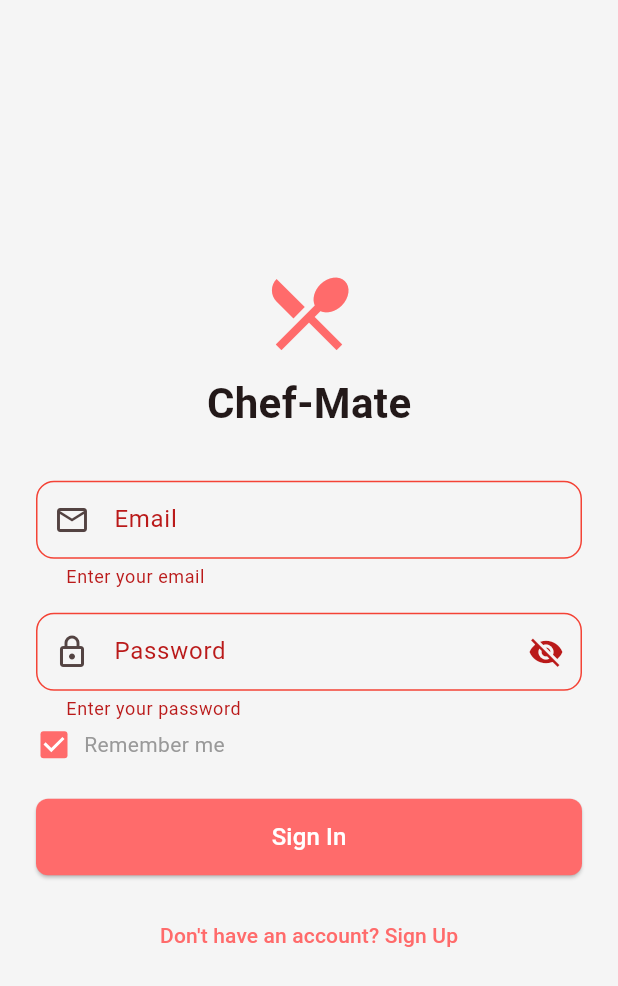
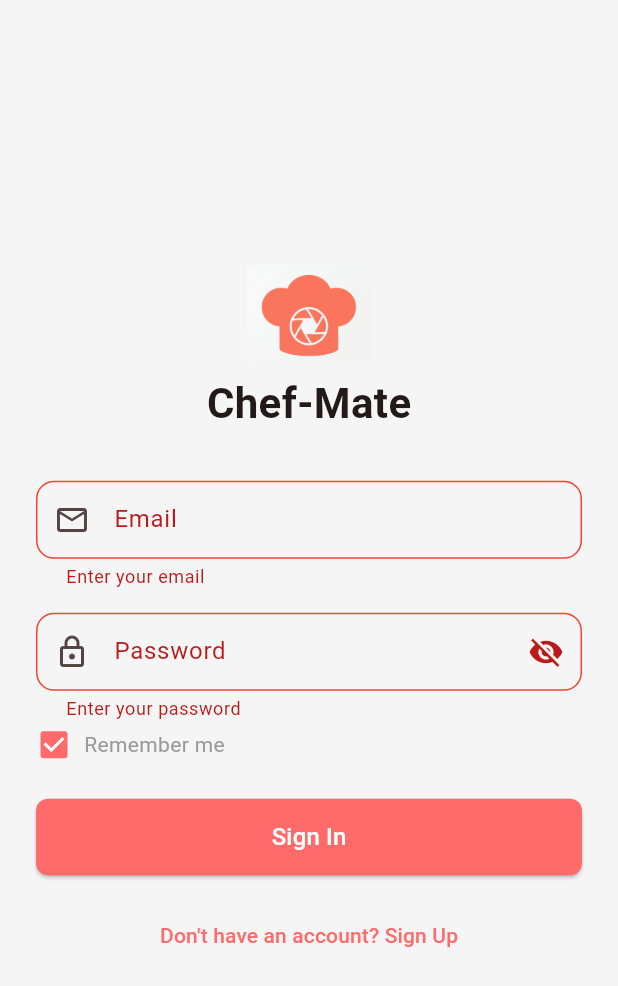
Before and after one commit to MYousuf201/Chefmate, a Flutter app: the screen it shows after launch, after a tap on "Sign In", on a phone screen of 412 x 824 dp. Shown: the top 986 px of the screen. Run offline on Flutter 3.47's test engine with Material 3 defaults, Android fonts, the phone set to English and light mode, and no system bars; our stand-ins replace cached_network_image, flutter_rating_bar, image_picker, shared_preferences; accounts and stored records are empty.

Commit message:
Add logo.png as site branding across web and Flutter app

```diff
--- a/chef_mate_app/lib/screens/login_screen.dart
+++ b/chef_mate_app/lib/screens/login_screen.dart
@@ -50,7 +50,7 @@ class _LoginScreenState extends State<LoginScreen> {
               child: Column(
                 mainAxisSize: MainAxisSize.min,
                 children: [
-                  const Icon(Icons.restaurant_menu, size: 64, color: AppTheme.primaryColor),
+                  Image.asset('assets/images/logo.png', height: 64),
                   const SizedBox(height: 8),
                   const Text('Chef-Mate', style: TextStyle(fontSize: 28, fontWeight: FontWeight.bold)),
                   const SizedBox(height: 32),
--- a/chef_mate_app/lib/screens/splash_screen.dart
+++ b/chef_mate_app/lib/screens/splash_screen.dart
@@ -41,7 +41,7 @@ class _SplashScreenState extends State<SplashScreen> {
           child: Column(
             mainAxisSize: MainAxisSize.min,
             children: [
-              Icon(Icons.restaurant_menu, size: 80, color: Colors.white),
+              Image.asset('assets/images/logo.png', height: 80),
               SizedBox(height: 16),
               Text('Chef-Mate', style: TextStyle(fontSize: 32, fontWeight: FontWeight.bold, color: Colors.white)),
               SizedBox(height: 32),
--- a/chef_mate_app/pubspec.yaml
+++ b/chef_mate_app/pubspec.yaml
@@ -27,3 +27,5 @@ dev_dependencies:
 
 flutter:
   uses-material-design: true
+  assets:
+    - assets/images/
```
Also changed, not shown: chef_mate_app/lib/screens/home_screen.dart (+7 -1 lines), chef_mate_app/assets/images/logo.png (added), public/logo.png (added), 1 other file.
